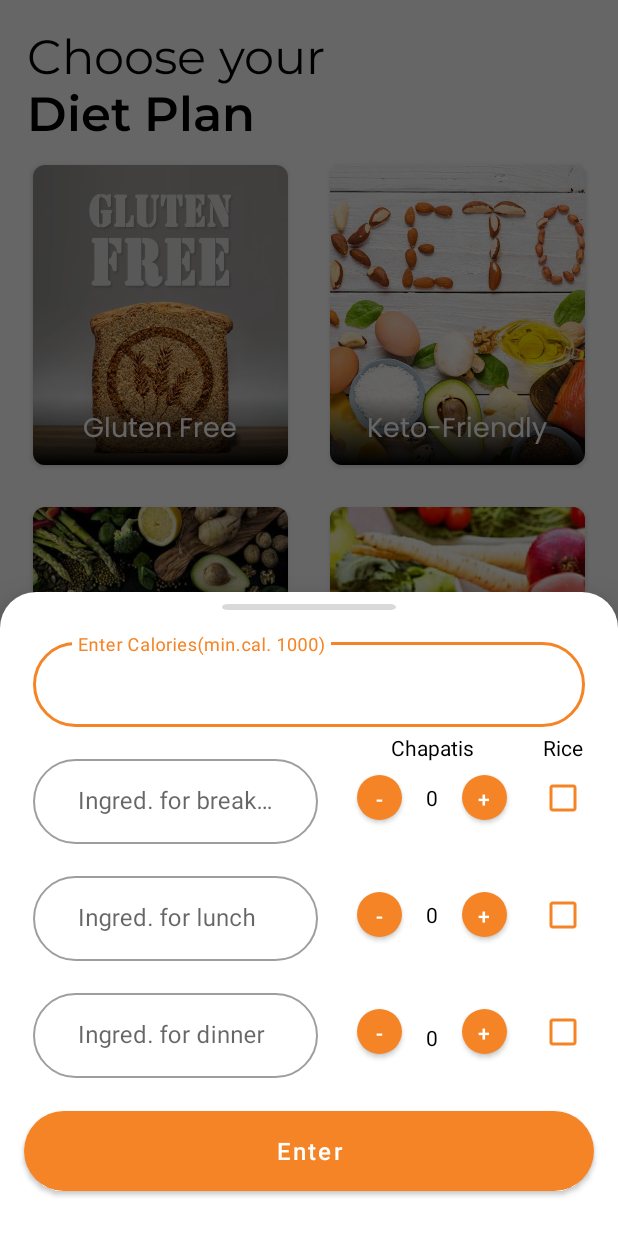
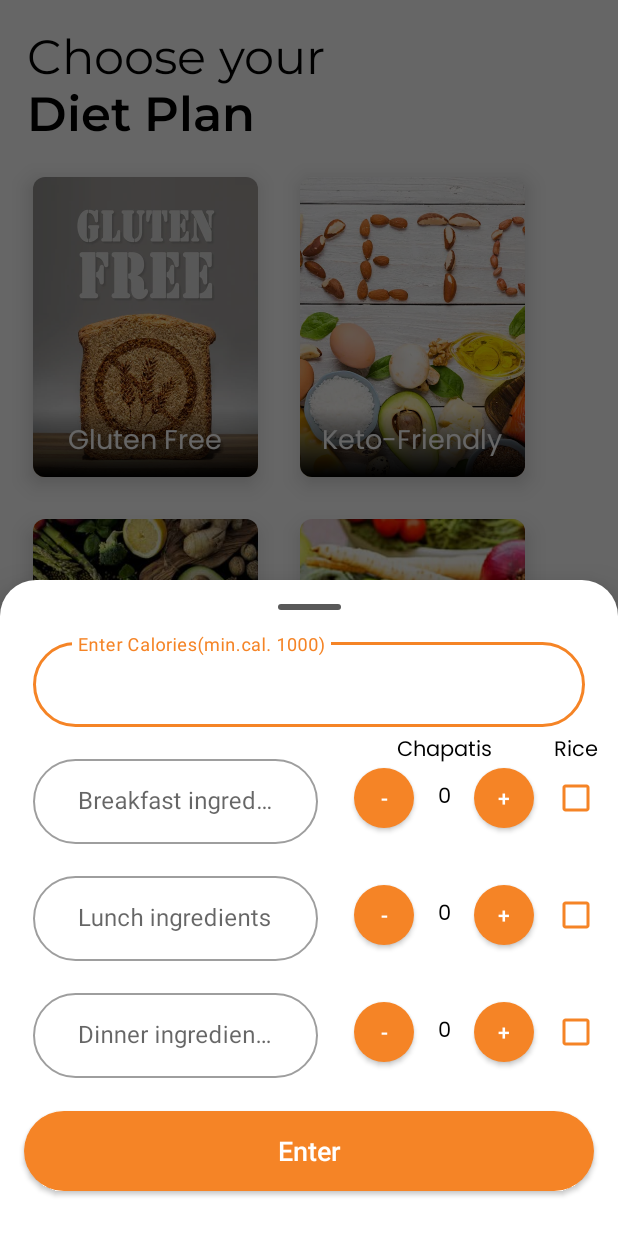
Before and after one commit to guptasandeep7/Fit_Mantra, an Android app: the DietFragment screen opened through its navigation route, after a tap on "Gluten Free", on a phone screen of 412 x 824 dp. Run offline under Robolectric (Android 15) with nearby library versions, the phone set to English and light mode, and no system bars; our stand-ins replace CircleImageView, navigation-ui.

Commit message:
updated dialog_set_calories.xml ui, added elevation to cards in fragment_diet.xml

```diff
--- a/app/src/main/java/com/example/morefit/ui/fragment/dash/diet/DietFragment.kt
+++ b/app/src/main/java/com/example/morefit/ui/fragment/dash/diet/DietFragment.kt
@@ -31,13 +31,10 @@ class DietFragment : Fragment(R.layout.fragment_diet), View.OnClickListener {
         lateinit var lunchRice:String
         lateinit var dinnerRoti:String
         lateinit var dinnerRice:String
-
     }
     override fun onCreate(savedInstanceState: Bundle?) {
         super.onCreate(savedInstanceState)
-        exitTransition = MaterialFadeThrough()
         enterTransition = MaterialFadeThrough()
-        reenterTransition = MaterialFadeThrough()
         returnTransition = MaterialFadeThrough()
     }
 
@@ -60,9 +57,8 @@ class DietFragment : Fragment(R.layout.fragment_diet), View.OnClickListener {
         binding.NoOilAdded.setOnClickListener(this)
         binding.LowFatAbs.setOnClickListener(this)
         binding.ShellFishFree.setOnClickListener(this)
+    }
 
-
-    }
     private fun showBottomSheet(){
         val items =
             layoutInflater.inflate(R.layout.dialog_set_calories, null)
--- a/app/src/main/java/com/example/morefit/ui/fragment/dash/diet/DietPlan.kt
+++ b/app/src/main/java/com/example/morefit/ui/fragment/dash/diet/DietPlan.kt
@@ -25,6 +25,8 @@ import com.example.morefit.ui.fragment.dash.diet.DietFragment.Companion.lunchRot
 import com.example.morefit.ui.fragment.dash.diet.DietFragment.Companion.qBreak
 import com.example.morefit.ui.fragment.dash.diet.DietFragment.Companion.qDinner
 import com.example.morefit.ui.fragment.dash.diet.DietFragment.Companion.qLunch
+import com.example.morefit.utils.hideBottomNavigationView
+import com.example.morefit.utils.showBottomNavigationView
 import com.example.morefit.view_models.GenerateMealPlanViewModel
 import kotlin.math.roundToInt
 
@@ -288,4 +290,14 @@ class DietPlan : Fragment(R.layout.fragment_diet_plan), View.OnClickListener {
             }
         }
     }
+
+    override fun onStart() {
+        super.onStart()
+        activity?.hideBottomNavigationView()
+    }
+
+    override fun onStop() {
+        super.onStop()
+        activity?.showBottomNavigationView()
+    }
 }
--- a/app/src/main/res/drawable-v24/ic_horizontal_bar.xml
+++ /dev/null
@@ -1,9 +0,0 @@
-<vector xmlns:android="http://schemas.android.com/apk/res/android"
-    android:width="64dp"
-    android:height="4dp"
-    android:viewportWidth="64"
-    android:viewportHeight="4">
-  <path
-      android:pathData="M2,0L62,0A2,2 0,0 1,64 2L64,2A2,2 0,0 1,62 4L2,4A2,2 0,0 1,0 2L0,2A2,2 0,0 1,2 0z"
-      android:fillColor="#D9D9D9"/>
-</vector>
--- a/app/src/main/res/layout/dialog_set_calories.xml
+++ b/app/src/main/res/layout/dialog_set_calories.xml
@@ -1,17 +1,15 @@
 <?xml version="1.0" encoding="utf-8"?>
-<androidx.constraintlayout.widget.ConstraintLayout
-    xmlns:android="http://schemas.android.com/apk/res/android"
+<androidx.constraintlayout.widget.ConstraintLayout xmlns:android="http://schemas.android.com/apk/res/android"
     xmlns:app="http://schemas.android.com/apk/res-auto"
-    xmlns:tools="http://schemas.android.com/tools"
     android:layout_width="match_parent"
     android:layout_height="wrap_content">
-    <View
+
+    <ImageView
         android:id="@+id/horizontalBar"
-        android:layout_width="match_parent"
-        android:layout_height="4dp"
-        android:layout_marginHorizontal="148dp"
-        android:layout_marginTop="8dp"
-        android:background="@drawable/ic_horizontal_bar"
+        android:layout_width="wrap_content"
+        android:layout_height="wrap_content"
+        android:layout_marginTop="16dp"
+        android:background="@drawable/ic_horizontal_pill"
         app:layout_constraintEnd_toEndOf="parent"
         app:layout_constraintStart_toStartOf="parent"
         app:layout_constraintTop_toTopOf="parent" />
@@ -67,7 +65,7 @@
             android:layout_width="match_parent"
             android:layout_height="wrap_content"
             android:layout_marginTop="5dp"
-            android:hint="Ingred. for breakfast"
+            android:hint="Breakfast ingredients"
             android:inputType="text"
             android:paddingStart="30dp"
             android:paddingEnd="30dp"
@@ -80,7 +78,8 @@
         android:layout_width="0dp"
         android:layout_height="wrap_content"
         android:layout_marginStart="22dp"
-        android:layout_marginEnd="200dp"        android:layout_marginTop="16dp"
+        android:layout_marginTop="16dp"
+        android:layout_marginEnd="200dp"
         android:layout_marginBottom="60dp"
         app:boxCornerRadiusBottomEnd="30dp"
         app:boxCornerRadiusBottomStart="30dp"
@@ -96,19 +95,21 @@
             android:layout_width="match_parent"
             android:layout_height="wrap_content"
             android:layout_marginTop="5dp"
-            android:hint="Ingred. for lunch"
+            android:hint="Lunch ingredients"
             android:inputType="text"
             android:paddingStart="30dp"
             android:paddingEnd="30dp"
             android:textColorHint="#4D000000" />
     </com.google.android.material.textfield.TextInputLayout>
+
     <com.google.android.material.textfield.TextInputLayout
         android:id="@+id/ingredient_layout_dinner"
         style="@style/Widget.MaterialComponents.TextInputLayout.OutlinedBox"
         android:layout_width="0dp"
         android:layout_height="wrap_content"
         android:layout_marginStart="22dp"
-        android:layout_marginEnd="200dp"        android:layout_marginTop="16dp"
+        android:layout_marginTop="16dp"
+        android:layout_marginEnd="200dp"
         android:layout_marginBottom="60dp"
         app:boxCornerRadiusBottomEnd="30dp"
         app:boxCornerRadiusBottomStart="30dp"
@@ -124,7 +125,7 @@
             android:layout_width="match_parent"
             android:layout_height="wrap_content"
             android:layout_marginTop="5dp"
-            android:hint="Ingred. for dinner"
+            android:hint="Dinner ingredients"
             android:inputType="textAutoComplete"
             android:paddingStart="30dp"
             android:paddingEnd="30dp"
@@ -138,36 +139,34 @@
         android:layout_marginHorizontal="16dp"
         android:layout_marginTop="16dp"
         android:layout_marginBottom="24dp"
+        android:letterSpacing="0"
         android:text="Enter"
-        android:textAllCaps="false"
-        android:textColor="@color/white"
-        android:textSize="16sp"
-        app:cornerRadius="30dp"
+        android:textSize="18sp"
+        app:cornerRadius="32dp"
         app:layout_constraintBottom_toBottomOf="parent"
         app:layout_constraintEnd_toEndOf="parent"
-        app:layout_constraintHorizontal_bias="0.312"
-        app:layout_constraintHorizontal_weight="1"
         app:layout_constraintStart_toStartOf="parent"
-        app:layout_constraintTop_toBottomOf="@+id/ingredient_layout_dinner"
-        app:layout_constraintVertical_bias="1.0" />
+        app:layout_constraintTop_toBottomOf="@+id/ingredient_layout_dinner" />
 
     <TextView
         android:id="@+id/textView8"
         android:layout_width="wrap_content"
         android:layout_height="wrap_content"
+        android:fontFamily="@font/poppins"
         android:text="0"
-        android:layout_marginStart="16dp"
         android:textColor="@color/black"
         app:layout_constraintBottom_toBottomOf="@+id/ingredient_layout_break"
+        app:layout_constraintEnd_toStartOf="@id/plus"
         app:layout_constraintStart_toEndOf="@+id/minus"
         app:layout_constraintTop_toTopOf="@+id/ingredient_layout_break" />
 
     <Button
         android:id="@+id/minus"
-        android:layout_width="30dp"
-        android:layout_height="30dp"
-        android:layout_marginStart="26dp"
+        android:layout_width="40dp"
+        android:layout_height="40dp"
+        android:layout_marginStart="24dp"
         android:background="@drawable/button_bg"
+        android:gravity="center"
         android:padding="0dp"
         android:text="-"
         app:layout_constraintBottom_toBottomOf="@+id/ingredient_layout_break"
@@ -176,14 +175,14 @@
 
     <Button
         android:id="@+id/plus"
-        android:layout_width="30dp"
-        android:layout_height="30dp"
+        android:layout_width="40dp"
+        android:layout_height="40dp"
+        android:layout_marginStart="40dp"
         android:background="@drawable/button_bg"
         android:padding="0dp"
-        android:layout_marginStart="16dp"
         android:text="+"
         app:layout_constraintBottom_toBottomOf="@+id/ingredient_layout_break"
-        app:layout_constraintStart_toEndOf="@+id/textView8"
+        app:layout_constraintStart_toEndOf="@+id/minus"
         app:layout_constraintTop_toTopOf="@+id/ingredient_layout_break" />
 
     <TextView
@@ -192,6 +191,7 @@
         android:layout_height="wrap_content"
         android:layout_marginTop="4dp"
         android:text="Chapatis"
+        android:fontFamily="@font/poppins"
         app:layout_constraintEnd_toEndOf="@+id/plus"
         app:layout_constraintStart_toStartOf="@+id/minus"
         app:layout_constraintTop_toBottomOf="@+id/calory_layout" />
@@ -200,34 +200,36 @@
         android:id="@+id/textView11"
         android:layout_width="wrap_content"
         android:layout_height="wrap_content"
-        android:layout_marginStart="16dp"
+        android:fontFamily="@font/poppins"
         android:text="0"
         android:textColor="@color/black"
         app:layout_constraintBottom_toBottomOf="@+id/ingredient_layout_lunch"
+        app:layout_constraintEnd_toStartOf="@id/plus2"
         app:layout_constraintStart_toEndOf="@+id/minus2"
-        app:layout_constraintTop_toTopOf="@+id/ingredient_layout_lunch"/>
+        app:layout_constraintTop_toTopOf="@+id/ingredient_layout_lunch" />
 
     <Button
         android:id="@+id/minus2"
-        android:layout_width="30dp"
-        android:layout_height="30dp"
-        android:layout_marginStart="26dp"
+        android:layout_width="40dp"
+        android:layout_height="40dp"
+        android:layout_marginStart="24dp"
+        android:background="@drawable/button_bg"
         android:padding="0dp"
         android:text="-"
-        android:background="@drawable/button_bg"
         app:layout_constraintBottom_toBottomOf="@+id/ingredient_layout_lunch"
         app:layout_constraintStart_toEndOf="@+id/ingredient_layout_lunch"
         app:layout_constraintTop_toTopOf="@+id/ingredient_layout_lunch" />
+
     <Button
         android:id="@+id/plus2"
-        android:layout_width="30dp"
-        android:layout_height="30dp"
-        android:layout_marginStart="16dp"
+        android:layout_width="40dp"
+        android:layout_height="40dp"
+        android:layout_marginStart="40dp"
+        android:background="@drawable/button_bg"
         android:padding="0dp"
-        android:background="@drawable/button_bg"
         android:text="+"
         app:layout_constraintBottom_toBottomOf="@+id/ingredient_layout_lunch"
-        app:layout_constraintStart_toEndOf="@+id/textView11"
+        app:layout_constraintStart_toEndOf="@+id/minus2"
         app:layout_constraintTop_toTopOf="@+id/ingredient_layout_lunch" />
 
 
@@ -235,36 +237,37 @@
         android:id="@+id/textView13"
         android:layout_width="wrap_content"
         android:layout_height="wrap_content"
+        android:fontFamily="@font/poppins"
         android:text="0"
-        android:layout_marginStart="16dp"
         android:textColor="@color/black"
-        android:layout_marginTop="8dp"
         app:layout_constraintBottom_toBottomOf="@+id/ingredient_layout_dinner"
+        app:layout_constraintEnd_toStartOf="@id/plus3"
         app:layout_constraintStart_toEndOf="@+id/minus3"
         app:layout_constraintTop_toTopOf="@+id/ingredient_layout_dinner" />
 
     <Button
         android:id="@+id/minus3"
-        android:layout_width="30dp"
-        android:layout_height="30dp"
-        android:layout_marginStart="26dp"
+        android:layout_width="40dp"
+        android:layout_height="40dp"
+        android:layout_marginStart="24dp"
+        android:background="@drawable/button_bg"
         android:padding="0dp"
         android:text="-"
-        android:background="@drawable/button_bg"
         app:layout_constraintBottom_toBottomOf="@+id/ingredient_layout_dinner"
         app:layout_constraintStart_toEndOf="@+id/ingredient_layout_dinner"
-        app:layout_constraintTop_toTopOf="@+id/ingredient_layout_dinner"/>
+        app:layout_constraintTop_toTopOf="@+id/ingredient_layout_dinner" />
+
     <Button
         android:id="@+id/plus3"
-        android:layout_width="30dp"
-        android:layout_height="30dp"
-        android:layout_marginStart="16dp"
+        android:layout_width="40dp"
+        android:layout_height="40dp"
+        android:layout_marginStart="40dp"
+        android:background="@drawable/button_bg"
         android:padding="0dp"
         android:text="+"
-        android:background="@drawable/button_bg"
         app:layout_constraintBottom_toBottomOf="@+id/ingredient_layout_dinner"
-        app:layout_constraintStart_toEndOf="@+id/textView13"
-        app:layout_constraintTop_toTopOf="@+id/ingredient_layout_dinner"/>
+        app:layout_constraintStart_toEndOf="@+id/minus3"
+        app:layout_constraintTop_toTopOf="@+id/ingredient_layout_dinner" />
 
     <TextView
         android:id="@+id/textView10"
@@ -272,6 +275,7 @@
         android:layout_height="wrap_content"
         android:layout_marginTop="4dp"
         android:text="Rice"
+        android:fontFamily="@font/poppins"
         app:layout_constraintEnd_toEndOf="parent"
         app:layout_constraintStart_toEndOf="@+id/plus"
         app:layout_constraintTop_toBottomOf="@+id/calory_layout" />
--- a/app/src/main/res/layout/fragment_diet.xml
+++ b/app/src/main/res/layout/fragment_diet.xml
@@ -33,8 +33,9 @@
     <ScrollView
         android:layout_width="match_parent"
         android:layout_height="0dp"
+        android:layout_marginTop="8dp"
+        android:layout_marginBottom="8dp"
         android:fillViewport="true"
-        android:layout_marginBottom="8dp"
         app:layout_constraintBottom_toBottomOf="parent"
         app:layout_constraintEnd_toEndOf="parent"
         app:layout_constraintStart_toStartOf="parent"
@@ -53,12 +54,9 @@
 
             <androidx.cardview.widget.CardView
                 android:id="@+id/GlutenFree"
+                style="@style/CustomCardViewStyle"
                 android:layout_width="150dp"
-                android:layout_height="200dp"
-                android:layout_margin="14dp"
-                app:cardCornerRadius="8dp"
-                app:layout_columnWeight="1"
-                app:layout_rowWeight="1">
+                android:layout_height="200dp">
 
                 <ImageView
                     android:id="@+id/GlutenFreeImg"
@@ -77,12 +75,9 @@
 
             <androidx.cardview.widget.CardView
                 android:id="@+id/ketogenic"
+                style="@style/CustomCardViewStyle"
                 android:layout_width="150dp"
-                android:layout_height="200dp"
-                android:layout_margin="14dp"
-                app:cardCornerRadius="8dp"
-                app:layout_columnWeight="1"
-                app:layout_rowWeight="1">
+                android:layout_height="200dp">
 
                 <ImageView
                     android:id="@+id/ketogenicImg"
@@ -101,12 +96,9 @@
 
             <androidx.cardview.widget.CardView
                 android:id="@+id/Vegan"
+                style="@style/CustomCardViewStyle"
                 android:layout_width="150dp"
-                android:layout_height="200dp"
-                android:layout_margin="14dp"
-                app:cardCornerRadius="8dp"
-                app:layout_columnWeight="1"
-                app:layout_rowWeight="1">
+                android:layout_height="200dp">
 
                 <ImageView
                     android:id="@+id/VeganImg"
@@ -125,12 +117,9 @@
 
             <androidx.cardview.widget.CardView
                 android:id="@+id/Vegetarian"
+                style="@style/CustomCardViewStyle"
                 android:layout_width="150dp"
-                android:layout_height="200dp"
-                android:layout_margin="14dp"
-                app:cardCornerRadius="8dp"
-                app:layout_columnWeight="1"
-                app:layout_rowWeight="1">
+                android:layout_height="200dp">
 
                 <ImageView
                     android:id="@+id/VegetarianImg"
@@ -149,12 +138,9 @@
 
             <androidx.cardview.widget.CardView
                 android:id="@+id/PeanutFree"
+                style="@style/CustomCardViewStyle"
                 android:layout_width="150dp"
-                android:layout_height="200dp"
-                android:layout_margin="14dp"
-                app:cardCornerRadius="8dp"
-                app:layout_columnWeight="1"
-                app:layout_rowWeight="1">
+                android:layout_height="200dp">
 
                 <ImageView
                     android:id="@+id/PeanutFreeImg"
@@ -173,12 +159,9 @@
 
             <androidx.cardview.widget.CardView
                 android:id="@+id/FishFree"
+                style="@style/CustomCardViewStyle"
                 android:layout_width="150dp"
-                android:layout_height="200dp"
-                android:layout_margin="14dp"
-                app:cardCornerRadius="8dp"
-                app:layout_columnWeight="1"
-                app:layout_rowWeight="1">
+                android:layout_height="200dp">
 
                 <ImageView
                     android:id="@+id/FishFreeImg"
@@ -197,12 +180,9 @@
 
             <androidx.cardview.widget.CardView
                 android:id="@+id/SugarFree"
+                style="@style/CustomCardViewStyle"
                 android:layout_width="150dp"
-                android:layout_height="200dp"
-                android:layout_margin="14dp"
-                app:cardCornerRadius="8dp"
-                app:layout_columnWeight="1"
-                app:layout_rowWeight="1">
+                android:layout_height="200dp">
 
                 <ImageView
                     android:id="@+id/SugarFreeImg"
@@ -221,12 +201,9 @@
 
             <androidx.cardview.widget.CardView
                 android:id="@+id/DairyFree"
+                style="@style/CustomCardViewStyle"
                 android:layout_width="150dp"
-                android:layout_height="200dp"
-                android:layout_margin="14dp"
-                app:cardCornerRadius="8dp"
-                app:layout_columnWeight="1"
-                app:layout_rowWeight="1">
+                android:layout_height="200dp">
 
                 <ImageView
                     android:id="@+id/DairyFreeImg"
@@ -245,12 +222,9 @@
 
             <androidx.cardview.widget.CardView
                 android:id="@+id/EggFree"
+                style="@style/CustomCardViewStyle"
                 android:layout_width="150dp"
-                android:layout_height="200dp"
-                android:layout_margin="14dp"
-                app:cardCornerRadius="8dp"
-                app:layout_columnWeight="1"
-                app:layout_rowWeight="1">
+                android:layout_height="200dp">
 
                 <ImageView
                     android:id="@+id/EggFreeImg"
@@ -269,12 +243,9 @@
 
             <androidx.cardview.widget.CardView
                 android:id="@+id/ImmunoSupportive"
+                style="@style/CustomCardViewStyle"
                 android:layout_width="150dp"
-                android:layout_height="200dp"
-                android:layout_margin="14dp"
-                app:cardCornerRadius="8dp"
-                app:layout_columnWeight="1"
-                app:layout_rowWeight="1">
+                android:layout_height="200dp">
 
                 <ImageView
                     android:id="@+id/ImmunoSupportiveImg"
@@ -294,12 +265,9 @@
 
             <androidx.cardview.widget.CardView
                 android:id="@+id/KidneyFriendly"
+                style="@style/CustomCardViewStyle"
                 android:layout_width="150dp"
-                android:layout_height="200dp"
-                android:layout_margin="14dp"
-                app:cardCornerRadius="8dp"
-                app:layout_columnWeight="1"
-                app:layout_rowWeight="1">
+                android:layout_height="200dp">
 
                 <ImageView
                     android:id="@+id/KidneyFriendlyImg"
@@ -318,12 +286,9 @@
 
             <androidx.cardview.widget.CardView
                 android:id="@+id/LowSugar"
+                style="@style/CustomCardViewStyle"
                 android:layout_width="150dp"
-                android:layout_height="200dp"
-                android:layout_margin="14dp"
-                app:cardCornerRadius="8dp"
-                app:layout_columnWeight="1"
-                app:layout_rowWeight="1">
+                android:layout_height="200dp">
 
                 <ImageView
                     android:id="@+id/LowSugarImg"
@@ -342,12 +307,9 @@
 
             <androidx.cardview.widget.CardView
                 android:id="@+id/MustardFree"
+                style="@style/CustomCardViewStyle"
                 android:layout_width="150dp"
-                android:layout_height="200dp"
-                android:layout_margin="14dp"
-                app:cardCornerRadius="8dp"
-                app:layout_columnWeight="1"
-                app:layout_rowWeight="1">
+                android:layout_height="200dp">
 
                 <ImageView
                     android:id="@+id/MustardFreeImg"
@@ -366,12 +328,9 @@
 
             <androidx.cardview.widget.CardView
                 android:id="@+id/NoOilAdded"
+                style="@style/CustomCardViewStyle"
                 android:layout_width="150dp"
-                android:layout_height="200dp"
-                android:layout_margin="14dp"
-                app:cardCornerRadius="8dp"
-                app:layout_columnWeight="1"
-                app:layout_rowWeight="1">
+                android:layout_height="200dp">
 
                 <ImageView
                     android:id="@+id/NoOilAddedImg"
@@ -390,12 +349,9 @@
 
             <androidx.cardview.widget.CardView
                 android:id="@+id/LowFatAbs"
+                style="@style/CustomCardViewStyle"
                 android:layout_width="150dp"
-                android:layout_height="200dp"
-                android:layout_margin="14dp"
-                app:cardCornerRadius="8dp"
-                app:layout_columnWeight="1"
-                app:layout_rowWeight="1">
+                android:layout_height="200dp">
 
                 <ImageView
                     android:id="@+id/LowFatAbsImg"
@@ -414,12 +370,9 @@
 
             <androidx.cardview.widget.CardView
                 android:id="@+id/ShellFishFree"
+                style="@style/CustomCardViewStyle"
                 android:layout_width="150dp"
-                android:layout_height="200dp"
-                android:layout_margin="14dp"
-                app:cardCornerRadius="8dp"
-                app:layout_columnWeight="1"
-                app:layout_rowWeight="1">
+                android:layout_height="200dp">
 
                 <ImageView
                     android:id="@+id/ShellFishFreeImg"
--- a/app/src/main/res/values/themes.xml
+++ b/app/src/main/res/values/themes.xml
@@ -61,4 +61,12 @@
         <item name="android:textSize">18sp</item>
         <item name="android:background">@drawable/black_gradient2</item>
     </style>
+
+    <style name="CustomCardViewStyle" parent="CardView">
+        <item name="cardCornerRadius">8dp</item>
+        <item name="cardElevation">8dp</item>
+        <item name="android:layout_margin">14dp</item>
+        <item name="layout_columnWeight">1</item>
+        <item name="layout_rowWeight">1</item>
+    </style>
 </resources>
```
